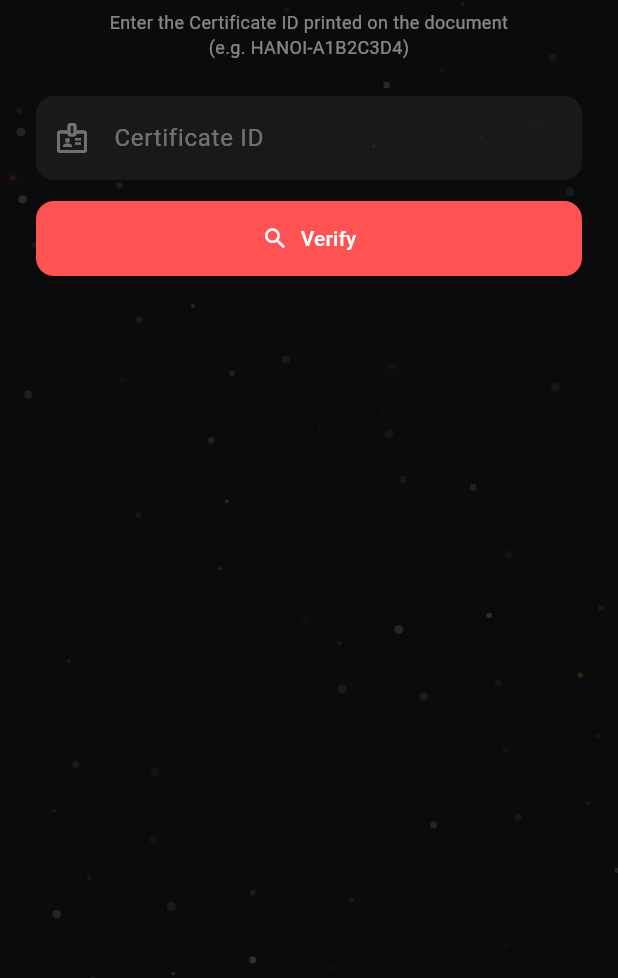
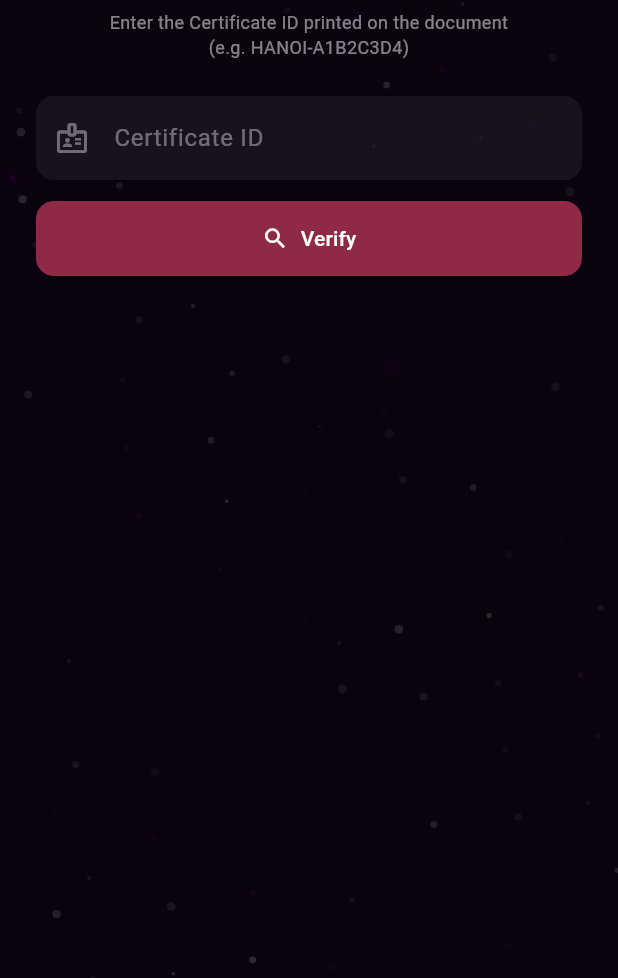
Before and after one commit to Iqrasudo/Tower-of-Hanoi, a Flutter app: the CertificateScreen screen opened directly, after a tap on the "verified" icon, on a phone screen of 412 x 824 dp, the part 258-1236 px from its top. Run offline on Flutter 3.47's test engine with Material 3 defaults, Android fonts, the phone set to English and light mode, and no system bars; our stand-ins replace audioplayers, cloud_firestore, firebase_auth, firebase_core, pdf, printing and 1 more; missing offline and left inert: github_sign_in_plus; accounts and stored records are empty.

Commit message:
Add theme system (3 themes), ambient falling-dots sound, theme picker screen

```diff
--- a/lib/SplashScreen.dart
+++ b/lib/SplashScreen.dart
@@ -3,6 +3,8 @@ import 'dart:math' as math;
 import 'package:flutter/material.dart';
 import 'hanoi_screen.dart';
 import 'slider-1.dart';
+import 'services/theme_service.dart';
+import 'services/sound_service.dart';
 class SplashScreen extends StatefulWidget {
   const SplashScreen({super.key});
 
@@ -19,6 +21,11 @@ class _SplashScreenState extends State<SplashScreen>
   @override
   void initState() {
     super.initState();
+
+    ThemeService.instance.load();
+    SoundService.instance.init().then((_) {
+      SoundService.instance.startAmbient();
+    });
 
     controller = AnimationController(
       vsync: this,
@@ -49,8 +56,11 @@ class _SplashScreenState extends State<SplashScreen>
 
   @override
   Widget build(BuildContext context) {
+    return ValueListenableBuilder<AppTheme>(
+      valueListenable: ThemeService.instance.current,
+      builder: (context, theme, _) {
         return Scaffold(
-      backgroundColor: const Color(0xFF0B0B0D),
+          backgroundColor: theme.background,
 
           body: Stack(
             children: [
@@ -70,7 +80,7 @@ class _SplashScreenState extends State<SplashScreen>
                           height: 130,
                           width: 130,
                           decoration: BoxDecoration(
-                        color: Colors.grey.shade900,
+                            color: theme.headerBackground,
                             borderRadius: BorderRadius.circular(25),
                             border: Border.all(color: Colors.white12),
                             boxShadow: [
@@ -80,10 +90,10 @@ class _SplashScreenState extends State<SplashScreen>
                               )
                             ],
                           ),
-                      child: const Icon(
+                          child: Icon(
                             Icons.extension_rounded,
                             size: 70,
-                        color: Colors.white70,
+                            color: theme.secondaryAccent,
                           ),
                         ),
 
@@ -111,8 +121,8 @@ class _SplashScreenState extends State<SplashScreen>
 
                         const SizedBox(height: 35),
 
-                    const CircularProgressIndicator(
-                      color: Colors.white70,
+                        CircularProgressIndicator(
+                          color: theme.accent,
                           strokeWidth: 2,
                         ),
                       ],
@@ -122,6 +132,8 @@ class _SplashScreenState extends State<SplashScreen>
               ),
             ],
           ),
+        );
+      },
     );
   }
 }
@@ -152,12 +164,21 @@ class _DotBackgroundState extends State<DotBackground>
   }
   @override
   Widget build(BuildContext context) {
+    return ValueListenableBuilder<AppTheme>(
+      valueListenable: ThemeService.instance.current,
+      builder: (context, theme, _) {
         return AnimatedBuilder(
           animation: controller,
           builder: (_, __) {
             return CustomPaint(
-          painter: DotPainter(controller.value),
+              painter: DotPainter(
+                controller.value,
+                theme.dotColorA,
+                theme.dotColorB,
+              ),
               size: Size.infinite,
+            );
+          },
         );
       },
     );
@@ -166,8 +187,10 @@ class _DotBackgroundState extends State<DotBackground>
 
 class DotPainter extends CustomPainter {
   final double value;
+  final Color colorA;
+  final Color colorB;
 
-  DotPainter(this.value);
+  DotPainter(this.value, this.colorA, this.colorB);
 
   // Deterministic pseudo-random values so every dot keeps a stable
   // size / speed / sway across frames instead of jumping around.
@@ -203,12 +226,11 @@ class DotPainter extends CustomPainter {
           (size.height + 40) -
           20;
 
-      // Every ~12th dot carries a warm accent tint instead of plain
-      // white — a subtle nod to the app's red/gold theme.
+      // Every ~12th dot carries a theme accent tint instead of plain
+      // white — reflects whichever theme the player picked.
       final bool isAccent = i % 12 == 0;
-      final Color dotColor = isAccent
-          ? const Color(0xFFE53935)
-          : (i % 12 == 6 ? const Color(0xFFFFD700) : Colors.white);
+      final Color dotColor =
+          isAccent ? colorA : (i % 12 == 6 ? colorB : Colors.white);
 
       final paint = Paint()..color = dotColor.withOpacity(opacity);
 
--- a/lib/certificate_screen.dart
+++ b/lib/certificate_screen.dart
@@ -4,6 +4,7 @@ import 'package:printing/printing.dart';
 import 'SplashScreen.dart';
 import 'services/certificate_service.dart';
 import 'services/sound_service.dart';
+import 'services/theme_service.dart';
 import 'verify_certificate_screen.dart';
 
 class CertificateScreen extends StatefulWidget {
@@ -22,6 +23,7 @@ class _CertificateScreenState extends State<CertificateScreen> {
   void initState() {
     super.initState();
     SoundService.instance.playChime();
+    SoundService.instance.startAmbient();
     _future = CertificateService.fetchMyCertificate();
   }
 
@@ -70,12 +72,15 @@ class _CertificateScreenState extends State<CertificateScreen> {
 
   @override
   Widget build(BuildContext context) {
-    final gold = const Color(0xFFD4AF37);
+    return ValueListenableBuilder<AppTheme>(
+      valueListenable: ThemeService.instance.current,
+      builder: (context, theme, _) {
+    final gold = theme.secondaryAccent;
 
     return Scaffold(
-      backgroundColor: const Color(0xFF0B0B0D),
+      backgroundColor: theme.background,
       appBar: AppBar(
-        backgroundColor: const Color(0xFF11012C),
+        backgroundColor: theme.headerBackground,
         foregroundColor: Colors.white,
         elevation: 10,
         title: const Text(
@@ -146,6 +151,8 @@ class _CertificateScreenState extends State<CertificateScreen> {
             ),
         ],
       ),
+    );
+      },
     );
   }
 
@@ -276,7 +283,7 @@ class _CertificateScreenState extends State<CertificateScreen> {
   }
 
   Widget _buildCertificateView(MasterCertificateData data) {
-    final gold = const Color(0xFFD4AF37);
+    final gold = ThemeService.instance.current.value.secondaryAccent;
     return Column(
       children: [
         Expanded(
--- a/lib/services/sound_service.dart
+++ b/lib/services/sound_service.dart
@@ -20,8 +20,10 @@ class SoundService {
   final AudioPlayer _clickPlayer = AudioPlayer();
   final AudioPlayer _chimePlayer = AudioPlayer();
   final AudioPlayer _unlockPlayer = AudioPlayer();
+  final AudioPlayer _ambientPlayer = AudioPlayer();
 
   bool isMuted = false;
+  bool _ambientStarted = false;
 
   Future<void> init() async {
     await _movePlayer.setPlayerMode(PlayerMode.lowLatency);
@@ -30,10 +32,42 @@ class SoundService {
     await _clickPlayer.setPlayerMode(PlayerMode.lowLatency);
     await _chimePlayer.setPlayerMode(PlayerMode.mediaPlayer);
     await _unlockPlayer.setPlayerMode(PlayerMode.mediaPlayer);
+    await _ambientPlayer.setPlayerMode(PlayerMode.mediaPlayer);
+    await _ambientPlayer.setReleaseMode(ReleaseMode.loop);
+    await _ambientPlayer.setVolume(0.18);
+  }
+
+  /// Starts the soft looping ambient sound behind the falling dots.
+  /// Safe to call from every screen's initState — it only actually starts
+  /// once and just keeps looping quietly across navigation.
+  Future<void> startAmbient() async {
+    if (_ambientStarted || isMuted) return;
+    _ambientStarted = true;
+    try {
+      await _ambientPlayer.play(AssetSource('sounds/ambient.wav'));
+    } catch (_) {
+      _ambientStarted = false;
+    }
+  }
+
+  Future<void> stopAmbient() async {
+    _ambientStarted = false;
+    try {
+      await _ambientPlayer.stop();
+    } catch (_) {}
   }
 
   void toggleMute() {
     isMuted = !isMuted;
+    if (isMuted) {
+      _ambientPlayer.pause();
+    } else {
+      if (_ambientStarted) {
+        _ambientPlayer.resume();
+      } else {
+        startAmbient();
+      }
+    }
   }
 
   /// Soft UI tap sound — use on every button press across every screen.
@@ -96,5 +130,6 @@ class SoundService {
     _clickPlayer.dispose();
     _chimePlayer.dispose();
     _unlockPlayer.dispose();
+    _ambientPlayer.dispose();
   }
 }
--- /dev/null
+++ b/lib/services/theme_service.dart
@@ -0,0 +1,104 @@
+import 'package:flutter/material.dart';
+import 'package:shared_preferences/shared_preferences.dart';
+
+/// A full color palette for one visual theme of the app.
+class AppTheme {
+  final String id;
+  final String name;
+  final String description;
+
+  final Color background;        // main screen background
+  final Color headerBackground;  // app bar / header panel
+  final Color accent;            // primary buttons, selected rod, links
+  final Color secondaryAccent;   // gold-style highlight, best-move badges
+  final Color dotColorA;         // falling-dots accent color 1
+  final Color dotColorB;         // falling-dots accent color 2
+
+  const AppTheme({
+    required this.id,
+    required this.name,
+    required this.description,
+    required this.background,
+    required this.headerBackground,
+    required this.accent,
+    required this.secondaryAccent,
+    required this.dotColorA,
+    required this.dotColorB,
+  });
+}
+
+/// Default theme — dark purple + black + dark maroon.
+const AppTheme midnightMaroon = AppTheme(
+  id: "midnight_maroon",
+  name: "Midnight Maroon",
+  description: "Dark purple, black & deep maroon",
+  background: Color(0xFF0B0210),
+  headerBackground: Color(0xFF1A0B2E),
+  accent: Color(0xFF8E2A45),
+  secondaryAccent: Color(0xFFD4AF37),
+  dotColorA: Color(0xFF6A1B9A),
+  dotColorB: Color(0xFF8E2A45),
+);
+
+/// Custom theme #1 — dark blue + black + dark pink.
+const AppTheme oceanPink = AppTheme(
+  id: "ocean_pink",
+  name: "Ocean Pink",
+  description: "Dark blue, black & deep pink",
+  background: Color(0xFF060912),
+  headerBackground: Color(0xFF0B1B33),
+  accent: Color(0xFFAD1457),
+  secondaryAccent: Color(0xFF29B6F6),
+  dotColorA: Color(0xFF1565C0),
+  dotColorB: Color(0xFFAD1457),
+);
+
+/// Custom theme #2 (chosen to match the puzzle/mastery-certificate vibe) —
+/// deep emerald + black + gold, echoing the certificate's own gold accents.
+const AppTheme emeraldGold = AppTheme(
+  id: "emerald_gold",
+  name: "Emerald Gold",
+  description: "Deep emerald, black & gold — matches your certificate",
+  background: Color(0xFF060F0B),
+  headerBackground: Color(0xFF0F2A22),
+  accent: Color(0xFF2E7D32),
+  secondaryAccent: Color(0xFFD4AF37),
+  dotColorA: Color(0xFF2E7D32),
+  dotColorB: Color(0xFFD4AF37),
+);
+
+class ThemeService {
+  ThemeService._internal();
+  static final ThemeService instance = ThemeService._internal();
+
+  static const List<AppTheme> all = [midnightMaroon, oceanPink, emeraldGold];
+
+  /// Listenable current theme — wrap any widget that needs to react to
+  /// theme changes in a ValueListenableBuilder<AppTheme> on this.
+  final ValueNotifier<AppTheme> current = ValueNotifier(midnightMaroon);
+
+  static const _prefsKey = "selected_theme_id";
+
+  Future<void> load() async {
+    try {
+      final prefs = await SharedPreferences.getInstance();
+      final id = prefs.getString(_prefsKey);
+      if (id != null) {
+        final match = all.where((t) => t.id == id);
+        if (match.isNotEmpty) {
+          current.value = match.first;
+        }
+      }
+    } catch (_) {
+      // If prefs aren't available for some reason, just keep the default.
+    }
+  }
+
+  Future<void> setTheme(AppTheme theme) async {
+    current.value = theme;
+    try {
+      final prefs = await SharedPreferences.getInstance();
+      await prefs.setString(_prefsKey, theme.id);
+    } catch (_) {}
+  }
+}
--- a/lib/verify_certificate_screen.dart
+++ b/lib/verify_certificate_screen.dart
@@ -3,6 +3,7 @@ import 'package:flutter/material.dart';
 import 'SplashScreen.dart';
 import 'services/certificate_service.dart';
 import 'services/sound_service.dart';
+import 'services/theme_service.dart';
 
 class VerifyCertificateScreen extends StatefulWidget {
   const VerifyCertificateScreen({super.key});
@@ -17,6 +18,13 @@ class _VerifyCertificateScreenState extends State<VerifyCertificateScreen> {
   bool _loading = false;
   bool _searched = false;
   MasterCertificateData? _result;
+
+  @override
+  void initState() {
+    super.initState();
+    SoundService.instance.playChime();
+    SoundService.instance.startAmbient();
+  }
 
   Future<void> _verify() async {
     SoundService.instance.playClick();
@@ -43,10 +51,13 @@ class _VerifyCertificateScreenState extends State<VerifyCertificateScreen> {
 
   @override
   Widget build(BuildContext context) {
+    return ValueListenableBuilder<AppTheme>(
+      valueListenable: ThemeService.instance.current,
+      builder: (context, theme, _) {
     return Scaffold(
-      backgroundColor: const Color(0xFF0B0B0D),
+      backgroundColor: theme.background,
       appBar: AppBar(
-        backgroundColor: const Color(0xFF11012C),
+        backgroundColor: theme.headerBackground,
         foregroundColor: Colors.white,
         elevation: 10,
         title: const Text(
@@ -107,7 +118,7 @@ class _VerifyCertificateScreenState extends State<VerifyCertificateScreen> {
                   icon: const Icon(Icons.search),
                   label: const Text("Verify"),
                   style: ElevatedButton.styleFrom(
-                    backgroundColor: Colors.redAccent,
+                    backgroundColor: theme.accent,
                     foregroundColor: Colors.white,
                     padding: const EdgeInsets.symmetric(vertical: 15),
                     shape: RoundedRectangleBorder(
@@ -119,8 +130,8 @@ class _VerifyCertificateScreenState extends State<VerifyCertificateScreen> {
                 const SizedBox(height: 26),
 
                 if (_loading)
-                  const Center(
-                    child: CircularProgressIndicator(color: Colors.redAccent),
+                  Center(
+                    child: CircularProgressIndicator(color: theme.accent),
                   ),
 
                 if (!_loading && _searched) _buildResult(),
@@ -129,6 +140,8 @@ class _VerifyCertificateScreenState extends State<VerifyCertificateScreen> {
           ),
         ],
       ),
+    );
+      },
     );
   }
 
--- a/pubspec.yaml
+++ b/pubspec.yaml
@@ -28,6 +28,9 @@ dependencies:
   # Date formatting for certificates
   intl: ^0.19.0
 
+  # Persist selected theme across sessions
+  shared_preferences: ^2.3.2
+
 dev_dependencies:
   flutter_test:
     sdk: flutter
```
Also changed, not shown: lib/hanoi_screen.dart (+33 -8 lines), lib/leaderboard_screen.dart (+10 -3 lines), lib/theme_picker_screen.dart (added, +145 -0 lines), lib/user_input.dart (+15 -8 lines), pubspec.lock, 6 other files. Lines whose indentation alone changed are shown as unchanged.
